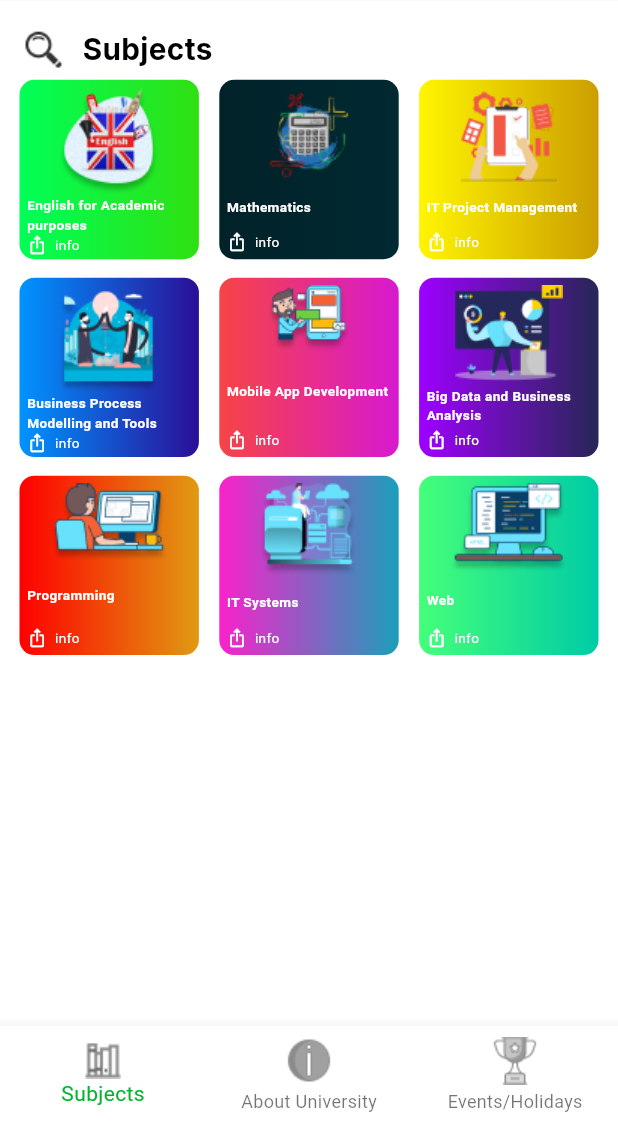
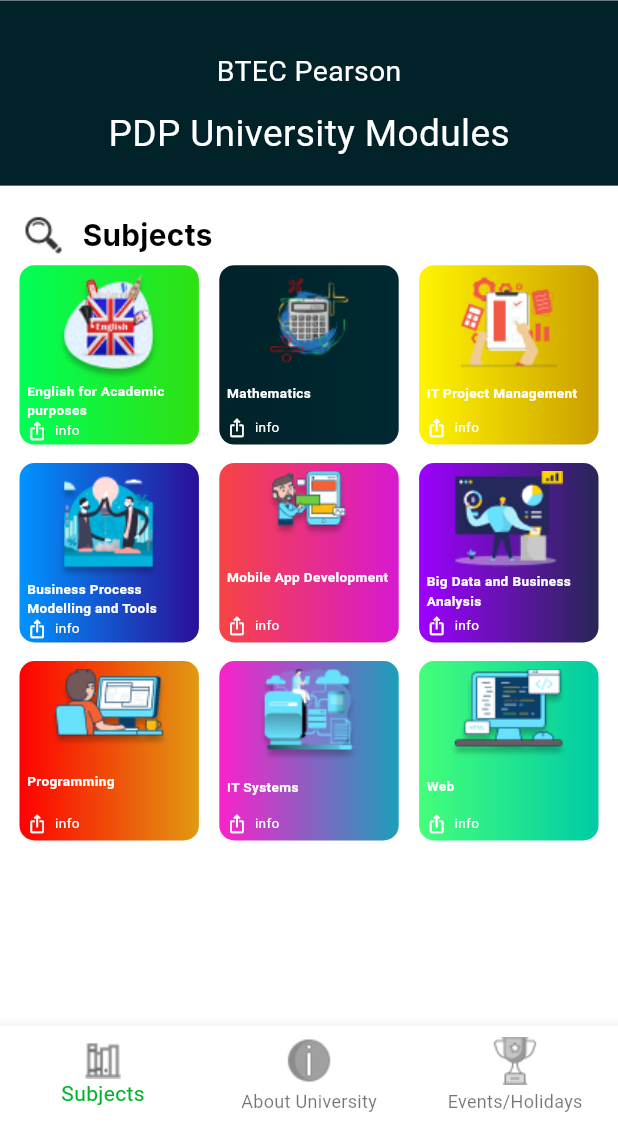
Before and after one commit to IftixorRustamov/my_pdp, a Flutter app: the screen it shows after launch, on a phone screen of 412 x 824 dp, the part 111-1236 px from its top. Run offline on Flutter 3.47's test engine with Material 3 defaults, Android fonts, the phone set to English and light mode, and no system bars.

Commit message:
subjects page wholly completed

```diff
--- a/lib/common/app_strings.dart
+++ b/lib/common/app_strings.dart
@@ -14,6 +14,10 @@
   static const String twoHundredPlusSub = "Xodim va mentorlar";
   static const String twoThousandPlus = "+ 2000";
   static const String twoThousandPlusSub = "PDP bitiruvchilari";
-  static const String pdpInfo =
+  static const String btec = "BTEC Pearson";
+  static const String pdpEvents = "PDP University Events";
+  static const String pdpInfo = "PDP University Information";
+  static const String pdpModules = "PDP University Modules";
+  static const String pdpCardInfo =
       "O'zbekistonda IT mutaxassislar elitasini shakllantirishni o'z oldiga maqsad qilib qo'ygan ekotizim";
 }
--- a/lib/screens/subjects_page.dart
+++ b/lib/screens/subjects_page.dart
@@ -3,6 +3,7 @@
 import 'package:my_pdp/common/app_responsive.dart';
 import 'package:my_pdp/common/app_strings.dart';
 import 'package:my_pdp/common/icon_paths.dart';
+import 'package:my_pdp/widgets/header_part_wg.dart';
 import 'package:my_pdp/widgets/subject_card_wg.dart';
 
 class SubjectsPage extends StatelessWidget {
@@ -10,7 +11,12 @@
 
   @override
   Widget build(BuildContext context) {
-    return Padding(
+    return Column(
+      children: [
+        HeaderPartWg(headerInfo: AppStrings.pdpModules),
+        SizedBox(
+          height: Responsive.height(0.6),
+          child: Padding(
             padding: EdgeInsets.all(13),
             child: Column(
               children: [
@@ -30,6 +36,8 @@
                   ],
                 ),
                 Expanded(
+                  child: SizedBox(
+                    height: Responsive.height(0.6),
                     child: GridView.builder(
                       itemCount: 9,
                       gridDelegate: SliverGridDelegateWithMaxCrossAxisExtent(
@@ -37,13 +45,18 @@
                         mainAxisSpacing: Responsive.height(0.015),
                         crossAxisSpacing: Responsive.width(0.033),
                       ),
-              itemBuilder: (BuildContext context, int index) => SubjectCardWg(
+                      itemBuilder: (BuildContext context, int index) =>
+                          SubjectCardWg(
                         index: index,
+                      ),
                     ),
                   ),
                 )
               ],
             ),
+          ),
+        )
+      ],
     );
   }
 }
--- /dev/null
+++ b/lib/widgets/header_part_wg.dart
@@ -0,0 +1,41 @@
+import 'package:flutter/cupertino.dart';
+import 'package:my_pdp/common/app_strings.dart';
+
+import '../common/app_colors.dart';
+import '../common/app_responsive.dart';
+
+class HeaderPartWg extends StatelessWidget {
+  String headerInfo;
+
+  HeaderPartWg({super.key, required this.headerInfo});
+
+  @override
+  Widget build(BuildContext context) {
+    return Container(
+      width: double.infinity,
+      height: Responsive.height(0.15),
+      decoration: BoxDecoration(color: AppColors.darkCyanGreen),
+      child: Column(
+        mainAxisAlignment: MainAxisAlignment.end,
+        children: [
+          Text(
+            AppStrings.btec,
+            style: TextStyle(
+                color: AppColors.white, fontSize: Responsive.height(0.023)),
+          ),
+          SizedBox(
+            height: Responsive.height(0.013),
+          ),
+          Text(
+            headerInfo,
+            style: TextStyle(
+                color: AppColors.white, fontSize: Responsive.height(0.03)),
+          ),
+          SizedBox(
+            height: Responsive.height(0.021),
+          ),
+        ],
+      ),
+    );
+  }
+}
--- a/lib/widgets/pdp_info_card_wg.dart
+++ b/lib/widgets/pdp_info_card_wg.dart
@@ -35,7 +35,7 @@
           ),
           // Subtitle
           Text(
-            AppStrings.pdpInfo,
+            AppStrings.pdpCardInfo,
             textAlign: TextAlign.center,
             style: TextStyle(
                 color: AppColors.white,
```
Also changed, not shown: lib/screens/about_page.dart (+11 -3 lines), lib/screens/discover.dart (+3 -28 lines). Lines whose indentation alone changed are shown as unchanged.
